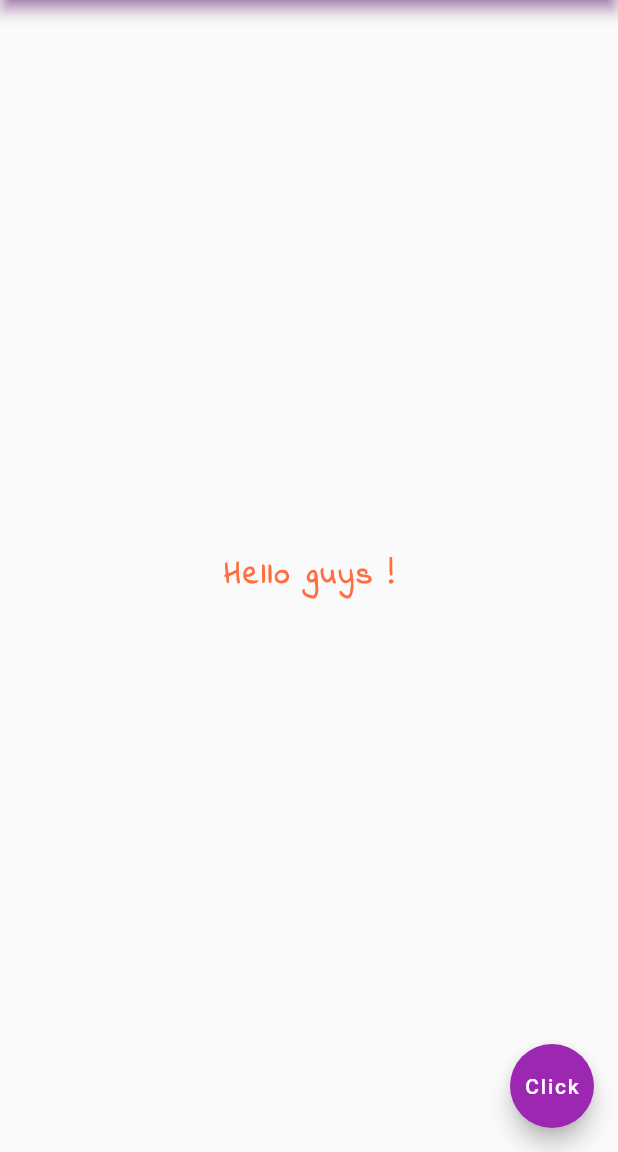
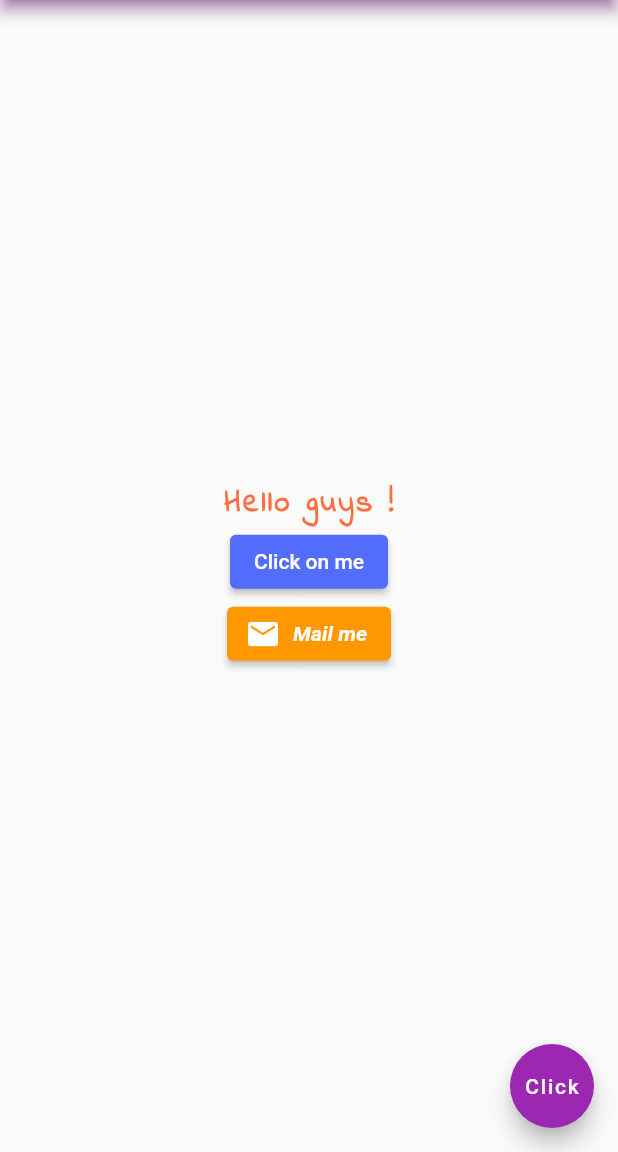
Before and after one commit to MounirBlk/TimeZone-Flutter, a Flutter app: the screen it shows after launch, on a phone screen of 412 x 824 dp, the part 84-1236 px from its top. Run offline on Flutter 3.47's test engine with Material 2 defaults, Android fonts, the phone set to English and light mode, and no system bars.

Commit message:
Images, buttons, icons

```diff
--- a/lib/main.dart
+++ b/lib/main.dart
@@ -15,8 +15,12 @@ class Home extends StatelessWidget {
         backgroundColor: Colors.indigo,
         shadowColor: Colors.purple[500],
       ),
-      body: const Center(
-        child: Text(
+      body: Center(
+        child: Column(
+            crossAxisAlignment: CrossAxisAlignment.center,
+            mainAxisAlignment: MainAxisAlignment.center,
+            children: <Widget>[
+              const Text(
                 'Hello guys !',
                 style: TextStyle(
                     fontFamily: 'IndieFlower',
@@ -25,6 +29,46 @@ class Home extends StatelessWidget {
                     fontWeight: FontWeight.bold,
                     color: Colors.deepOrangeAccent),
               ),
+              ElevatedButton(
+                onPressed: (() {
+                  print('You clicked on me');
+                }),
+                style: ButtonStyle(
+                  backgroundColor:
+                      MaterialStateProperty.all(Colors.indigoAccent),
+                ),
+                child: const Text('Click on me'),
+              ),
+              ElevatedButton.icon(
+                onPressed: (() {}),
+                icon: const Icon(
+                  Icons.mail,
+                  color: Colors.white,
+                ),
+                style: ButtonStyle(
+                  backgroundColor: MaterialStateProperty.all(Colors.orange),
+                ),
+                label: const Text(
+                  'Mail me',
+                  style: TextStyle(
+                      color: Colors.white,
+                      fontWeight: FontWeight.bold,
+                      fontStyle: FontStyle.italic),
+                ),
+              ),
+              /*IconButton(
+                onPressed: (() {}),
+                icon: const Icon(Icons.send),
+                color: Colors.green[500],
+              )*/
+              /*Image.asset('assets/images/fond.jpg'),*/
+              /*Image.network(
+                  'https://images.unsplash.com/photo-1670654271343-c3d8c90f1831?ixlib=rb-4.0.3&ixid=MnwxMjA3fDB8MHx0b3BpYy1mZWVkfDJ8NnNNVmpUTFNrZVF8fGVufDB8fHx8&auto=format&fit=crop&w=500&q=60'),*/
+              /*const Image(image: AssetImage('assets/images/fond.jpg')),*/
+              /*const Image(
+                  image: NetworkImage(
+                      'https://images.unsplash.com/photo-1670654271343-c3d8c90f1831?ixlib=rb-4.0.3&ixid=MnwxMjA3fDB8MHx0b3BpYy1mZWVkfDJ8NnNNVmpUTFNrZVF8fGVufDB8fHx8&auto=format&fit=crop&w=500&q=60')),*/
+            ]),
       ),
       floatingActionButton: FloatingActionButton(
         onPressed: (() {
```
Also changed, not shown: pubspec.yaml (+6 -3 lines). Lines whose indentation alone changed are shown as unchanged.
